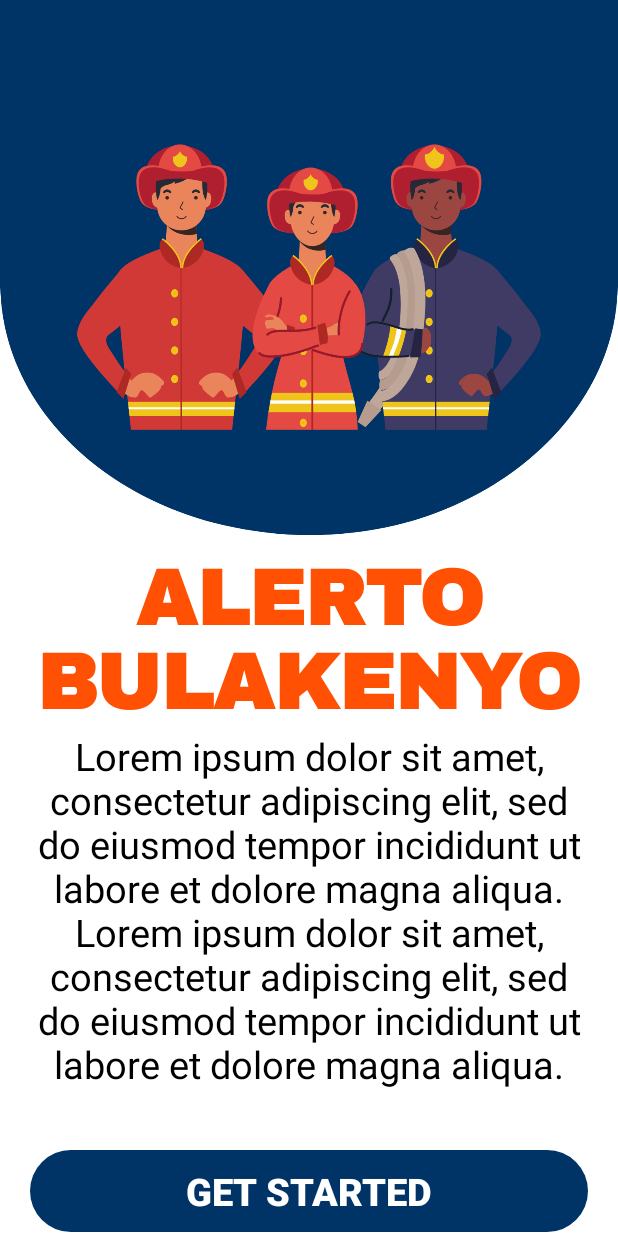
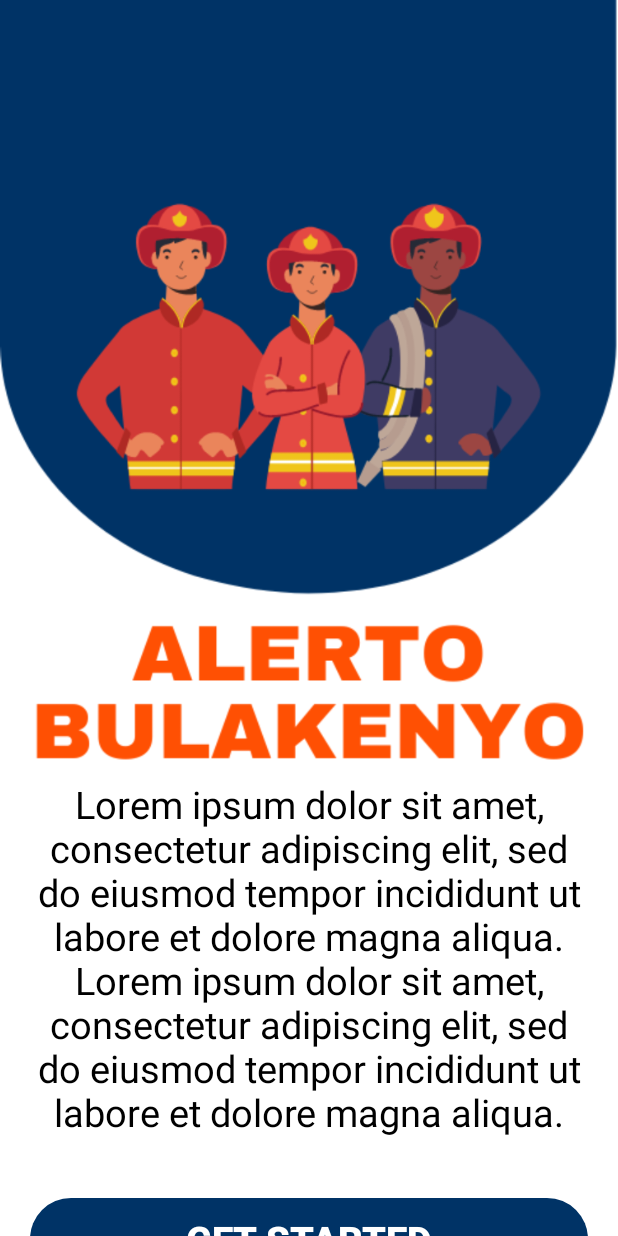
Before and after one commit to weeeyn/AlertoBulakenyo, an Android app: the screen it shows after launch (GetStarted), on a phone screen of 412 x 824 dp. Run offline under Robolectric (Android 15) with nearby library versions, the phone set to English and light mode, and no system bars.

Commit message:
get started & walkthrough scrollable

```diff
--- a/app/src/main/res/layout/activity_get_started.xml
+++ b/app/src/main/res/layout/activity_get_started.xml
@@ -11,36 +11,20 @@
     <RelativeLayout
         android:layout_width="match_parent"
         android:layout_height="match_parent"
-        android:background="@color/white"
-        android:paddingBottom="20dp">
+        android:background="@color/white">
+
+        <ImageView
+            android:id="@+id/img"
+            android:layout_width="match_parent"
+            android:layout_height="wrap_content"
+            android:adjustViewBounds="true"
+            android:src="@drawable/get_started" />
 
         <LinearLayout
             android:layout_width="match_parent"
             android:layout_height="match_parent"
-            android:orientation="vertical">
-
-            <ImageView
-                android:layout_width="match_parent"
-                android:layout_height="wrap_content"
-                android:adjustViewBounds="true"
-                android:src="@drawable/get_started" />
-
-            <TextView
-                android:layout_width="match_parent"
-                android:layout_height="120dp"
-                android:layout_marginHorizontal="15dp"
-                android:layout_marginTop="10dp"
-                android:fontFamily="@font/archivo_black"
-                android:maxLines="2"
-                android:minLines="2"
-                android:text="ALERTO BULAKENYO"
-                android:textAlignment="center"
-                android:textColor="#ff5003"
-                android:textStyle="bold"
-                app:autoSizeMaxTextSize="100dp"
-                app:autoSizeMinTextSize="10dp"
-                app:autoSizeStepGranularity="1dp"
-                app:autoSizeTextType="uniform" />
+            android:layout_below="@id/img"
+            android:orientation="vertical" >
 
             <TextView
                 android:id="@+id/tvGetStarted"
@@ -62,6 +46,7 @@
                 android:layout_width="match_parent"
                 android:layout_height="wrap_content"
                 android:layout_marginHorizontal="20dp"
+                android:layout_marginBottom="20dp"
                 android:background="@drawable/rounded_button"
                 android:padding="10dp"
                 android:stateListAnimator="@null"
@@ -73,7 +58,6 @@
         </LinearLayout>
 
 
-
     </RelativeLayout>
 
 </ScrollView>
```
Also changed, not shown: app/src/main/res/drawable/get_started.png.
